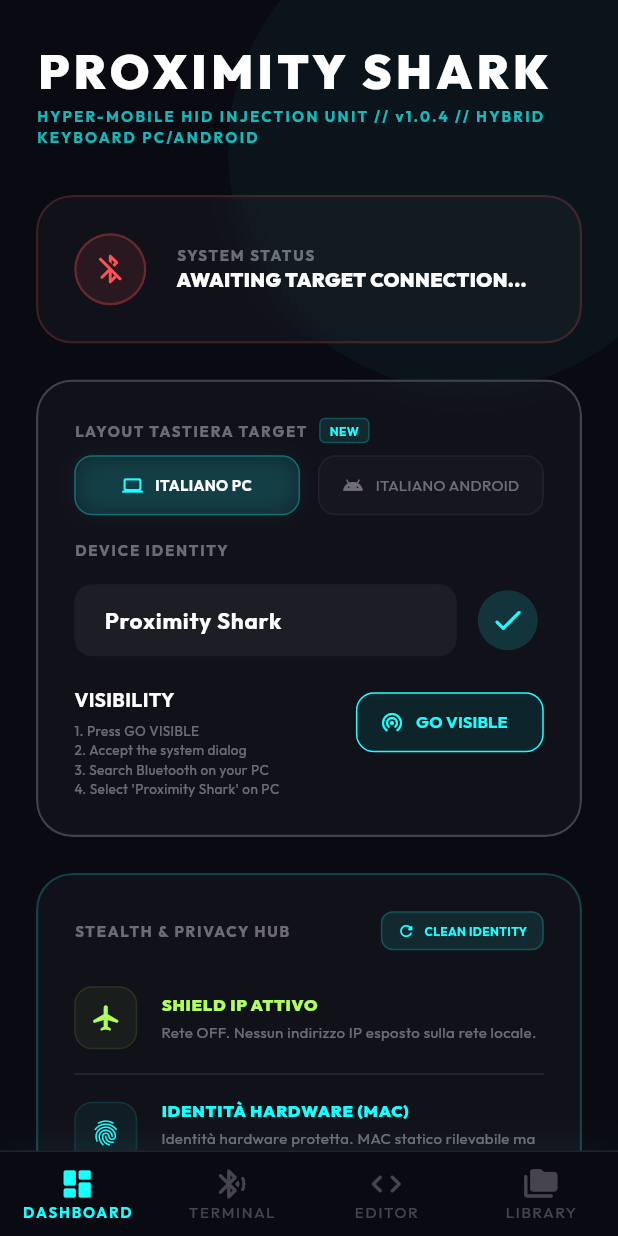
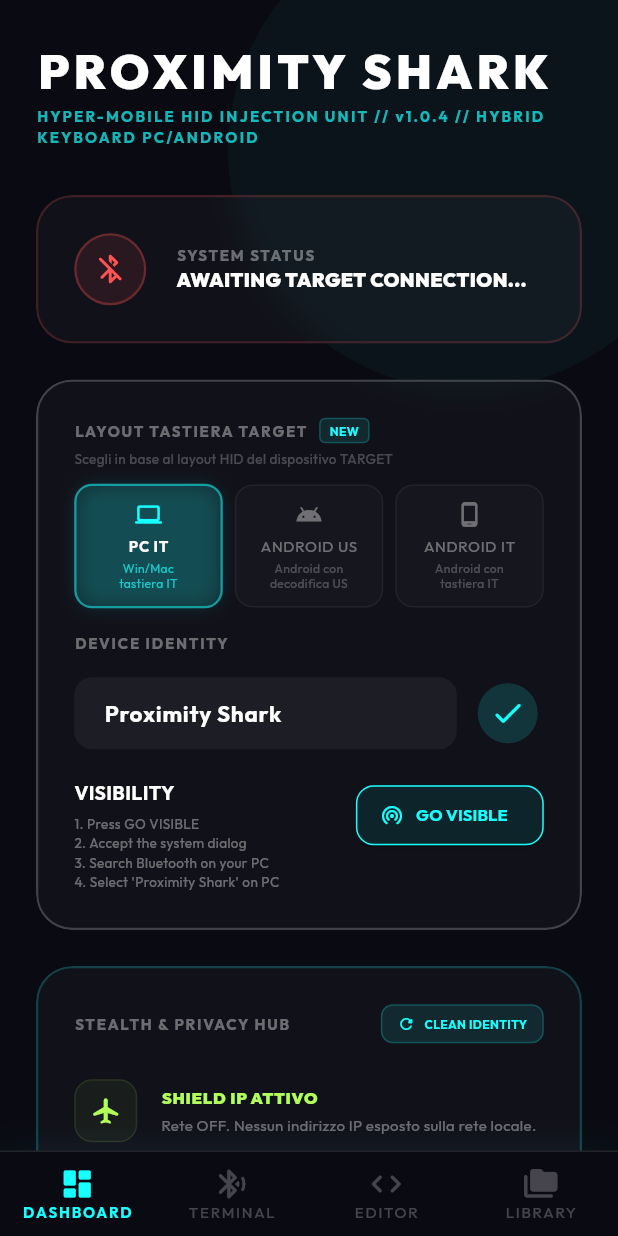
Before and after one commit to morterix01/Proximity-Shark, a Flutter app: the screen it shows after launch, on a phone screen of 412 x 824 dp. Run offline on Flutter 3.47's test engine with Material 3 defaults, Android fonts, the phone set to English and light mode, and no system bars; drawn by our look-alikes of flutter_animate; our stand-ins replace file_picker, google_fonts, permission_handler, shared_preferences; statements that could not run were skipped.

Commit message:
Fix: implement improved keyboard layout handling for Android (adds Android US and Android IT options)

```diff
--- a/lib/ducky_parser_it.dart
+++ b/lib/ducky_parser_it.dart
@@ -61,23 +61,62 @@ class DuckyParserIt {
   };
 
   // --- Android/Mobile Layout Map ---
-  // Many Android targets use AltGr+Q for @, AltGr+3 for #, etc.
+  // Many Android targets default strictly to US QWERTY layout when a BT HID connects.
+  // To type Italian payloads correctly, we send the US keycodes for the requested characters.
   static final Map<String, List<int>> _androidKeyMap = {
-    ..._pcKeyMap, // Inheritance-style base
-    '@': [MOD_RALT, 0x14], // AltGr + q
-    '#': [MOD_RALT, 0x20], // AltGr + 3
-    '[': [MOD_RALT, 0x25], // AltGr + 8
-    ']': [MOD_RALT, 0x26], // AltGr + 9
-    '{': [MOD_RALT | MOD_LSHIFT, 0x25], // AltGr + Shift + 8
-    '}': [MOD_RALT | MOD_LSHIFT, 0x26], // AltGr + Shift + 9
-    '~': [MOD_RALT, 0x11], // AltGr + n (sometimes)
-    '\\': [MOD_RALT, 0x35], // Sometimes required on mobile
+    // Letters
+    'a': [MOD_NONE, 0x04], 'b': [MOD_NONE, 0x05], 'c': [MOD_NONE, 0x06], 'd': [MOD_NONE, 0x07],
+    'e': [MOD_NONE, 0x08], 'f': [MOD_NONE, 0x09], 'g': [MOD_NONE, 0x0A], 'h': [MOD_NONE, 0x0B],
+    'i': [MOD_NONE, 0x0C], 'j': [MOD_NONE, 0x0D], 'k': [MOD_NONE, 0x0E], 'l': [MOD_NONE, 0x0F],
+    'm': [MOD_NONE, 0x10], 'n': [MOD_NONE, 0x11], 'o': [MOD_NONE, 0x12], 'p': [MOD_NONE, 0x13],
+    'q': [MOD_NONE, 0x14], 'r': [MOD_NONE, 0x15], 's': [MOD_NONE, 0x16], 't': [MOD_NONE, 0x17],
+    'u': [MOD_NONE, 0x18], 'v': [MOD_NONE, 0x19], 'w': [MOD_NONE, 0x1A], 'x': [MOD_NONE, 0x1B],
+    'y': [MOD_NONE, 0x1C], 'z': [MOD_NONE, 0x1D],
+
+    'A': [MOD_LSHIFT, 0x04], 'B': [MOD_LSHIFT, 0x05], 'C': [MOD_LSHIFT, 0x06], 'D': [MOD_LSHIFT, 0x07],
+    'E': [MOD_LSHIFT, 0x08], 'F': [MOD_LSHIFT, 0x09], 'G': [MOD_LSHIFT, 0x0A], 'H': [MOD_LSHIFT, 0x0B],
+    'I': [MOD_LSHIFT, 0x0C], 'J': [MOD_LSHIFT, 0x0D], 'K': [MOD_LSHIFT, 0x0E], 'L': [MOD_LSHIFT, 0x0F],
+    'M': [MOD_LSHIFT, 0x10], 'N': [MOD_LSHIFT, 0x11], 'O': [MOD_LSHIFT, 0x12], 'P': [MOD_LSHIFT, 0x13],
+    'Q': [MOD_LSHIFT, 0x14], 'R': [MOD_LSHIFT, 0x15], 'S': [MOD_LSHIFT, 0x16], 'T': [MOD_LSHIFT, 0x17],
+    'U': [MOD_LSHIFT, 0x18], 'V': [MOD_LSHIFT, 0x19], 'W': [MOD_LSHIFT, 0x1A], 'X': [MOD_LSHIFT, 0x1B],
+    'Y': [MOD_LSHIFT, 0x1C], 'Z': [MOD_LSHIFT, 0x1D],
+
+    '1': [MOD_NONE, 0x1E], '2': [MOD_NONE, 0x1F], '3': [MOD_NONE, 0x20], '4': [MOD_NONE, 0x21],
+    '5': [MOD_NONE, 0x22], '6': [MOD_NONE, 0x23], '7': [MOD_NONE, 0x24], '8': [MOD_NONE, 0x25],
+    '9': [MOD_NONE, 0x26], '0': [MOD_NONE, 0x27],
+
+    // Punctuation mapped to US QWERTY equivalents
+    ' ': [MOD_NONE, 0x2C], '\n': [MOD_NONE, 0x28], '\t': [MOD_NONE, 0x2B],
+
+    '!': [MOD_LSHIFT, 0x1E], '"': [MOD_LSHIFT, 0x34], // US: Shift + 1, Shift + '
+    '\$': [MOD_LSHIFT, 0x21], '%': [MOD_LSHIFT, 0x22], // US: Shift + 4, Shift + 5
+    '&': [MOD_LSHIFT, 0x24], '/': [MOD_NONE, 0x38],    // US: Shift + 7, /
+    '(': [MOD_LSHIFT, 0x26], ')': [MOD_LSHIFT, 0x27], // US: Shift + 9, Shift + 0
+    '=': [MOD_NONE, 0x2E], '?': [MOD_LSHIFT, 0x38],   // US: =, Shift + /
+    '^': [MOD_LSHIFT, 0x23], // US: Shift + 6
+
+    '.': [MOD_NONE, 0x37], ',': [MOD_NONE, 0x36],
+    ':': [MOD_LSHIFT, 0x33], ';': [MOD_NONE, 0x33],   // US: Shift + ;, ;
+    '-': [MOD_NONE, 0x2D], '_': [MOD_LSHIFT, 0x2D],   // US: -, Shift + -
+    '+': [MOD_LSHIFT, 0x2E], '*': [MOD_LSHIFT, 0x25],   // US: Shift + =, Shift + 8
+
+    '@': [MOD_LSHIFT, 0x1F], '#': [MOD_LSHIFT, 0x20], // US: Shift + 2, Shift + 3
+    '[': [MOD_NONE, 0x2F], ']': [MOD_NONE, 0x30],     // US: [, ]
+    '{': [MOD_LSHIFT, 0x2F], '}': [MOD_LSHIFT, 0x30], // US: Shift + [, Shift + ]
+    '|': [MOD_LSHIFT, 0x31], '\\': [MOD_NONE, 0x31],  // US: Shift + \, \
+    '<': [MOD_LSHIFT, 0x36], '>': [MOD_LSHIFT, 0x37], // US: Shift + ,, Shift + .
+    '~': [MOD_LSHIFT, 0x35], '`': [MOD_NONE, 0x35],   // US: Shift + `, `
+
+    // Italian accented chars fallback -> base letter keycodes (target likely US QWERTY)
+    '\u00E0': [MOD_NONE, 0x04], '\u00E8': [MOD_NONE, 0x08], '\u00E9': [MOD_NONE, 0x08],
+    '\u00EC': [MOD_NONE, 0x0C], '\u00F2': [MOD_NONE, 0x12], '\u00F9': [MOD_NONE, 0x18],
   };
 
   Map<String, List<int>> get _currentKeyMap {
     switch (_activeLayout) {
-      case KeyboardLayout.android: return _androidKeyMap;
-      case KeyboardLayout.pc: return _pcKeyMap;
+      case KeyboardLayout.android:   return _androidKeyMap;  // target Android con tastiera US
+      case KeyboardLayout.androidIt: return _pcKeyMap;       // target Android con tastiera italiana
+      case KeyboardLayout.pc:        return _pcKeyMap;       // target Windows/Mac con tastiera italiana
     }
   }
 
--- a/lib/enums.dart
+++ b/lib/enums.dart
@@ -1 +1,4 @@
-enum KeyboardLayout { pc, android }
+/// [pc]        → target Windows/Linux/Mac con tastiera italiana
+/// [android]    → target Android con decodifica US QWERTY (default Android)
+/// [androidIt]  → target Android con tastiera italiana impostata (es. samsungs con IT layout)
+enum KeyboardLayout { pc, android, androidIt }
--- a/lib/screens/home_screen.dart
+++ b/lib/screens/home_screen.dart
@@ -540,21 +540,39 @@ class _HomeScreenState extends State<HomeScreen> {
             ),
           ],
         ),
-        const SizedBox(height: 8),
+        const SizedBox(height: 4),
+        const Text(
+          "Scegli in base al layout HID del dispositivo TARGET",
+          style: TextStyle(color: Colors.white24, fontSize: 9),
+        ),
+        const SizedBox(height: 10),
         Row(
           children: [
             _buildLayoutOption(
-              "ITALIANO PC",
+              "PC IT",
+              "Win/Mac\ntastiera IT",
               appState.activeLayout == KeyboardLayout.pc,
               () => appState.updateKeyboardLayout(KeyboardLayout.pc),
               Icons.computer_rounded,
+              Colors.cyanAccent,
             ),
-            const SizedBox(width: 12),
+            const SizedBox(width: 8),
             _buildLayoutOption(
-              "ITALIANO ANDROID",
+              "ANDROID US",
+              "Android con\ndecodifica US",
               appState.activeLayout == KeyboardLayout.android,
               () => appState.updateKeyboardLayout(KeyboardLayout.android),
               Icons.android_rounded,
+              Colors.greenAccent,
+            ),
+            const SizedBox(width: 8),
+            _buildLayoutOption(
+              "ANDROID IT",
+              "Android con\ntastiera IT",
+              appState.activeLayout == KeyboardLayout.androidIt,
+              () => appState.updateKeyboardLayout(KeyboardLayout.androidIt),
+              Icons.phone_android_rounded,
+              Colors.amberAccent,
             ),
           ],
         ),
@@ -562,32 +580,47 @@ class _HomeScreenState extends State<HomeScreen> {
     );
   }
 
-  Widget _buildLayoutOption(String label, bool isSelected, VoidCallback onTap, IconData icon) {
+  Widget _buildLayoutOption(String label, String subtitle, bool isSelected, VoidCallback onTap, IconData icon, Color accentColor) {
     return Expanded(
       child: InkWell(
         onTap: onTap,
         borderRadius: BorderRadius.circular(12),
-        child: Container(
-          padding: const EdgeInsets.symmetric(vertical: 12),
+        child: AnimatedContainer(
+          duration: const Duration(milliseconds: 200),
+          padding: const EdgeInsets.symmetric(vertical: 10, horizontal: 4),
           decoration: BoxDecoration(
-            color: isSelected ? Colors.cyanAccent.withValues(alpha: 0.1) : Colors.white.withValues(alpha: 0.02),
+            color: isSelected ? accentColor.withValues(alpha: 0.12) : Colors.white.withValues(alpha: 0.02),
             borderRadius: BorderRadius.circular(12),
-            border: Border.all(color: isSelected ? Colors.cyanAccent.withValues(alpha: 0.3) : Colors.white.withValues(alpha: 0.05)),
+            border: Border.all(
+              color: isSelected ? accentColor.withValues(alpha: 0.5) : Colors.white.withValues(alpha: 0.05),
+              width: isSelected ? 1.5 : 1,
+            ),
             boxShadow: isSelected ? [
-              BoxShadow(color: Colors.cyanAccent.withValues(alpha: 0.1), blurRadius: 10, spreadRadius: -2)
+              BoxShadow(color: accentColor.withValues(alpha: 0.15), blurRadius: 10, spreadRadius: -2)
             ] : null,
           ),
-          child: Row(
+          child: Column(
             mainAxisAlignment: MainAxisAlignment.center,
             children: [
-              Icon(icon, color: isSelected ? Colors.cyanAccent : Colors.white38, size: 14),
-              const SizedBox(width: 8),
+              Icon(icon, color: isSelected ? accentColor : Colors.white38, size: 18),
+              const SizedBox(height: 5),
               Text(
                 label,
                 style: TextStyle(
                   color: isSelected ? Colors.white : Colors.white38,
                   fontSize: 10,
                   fontWeight: isSelected ? FontWeight.bold : FontWeight.normal,
+                  letterSpacing: 0.5,
+                ),
+              ),
+              const SizedBox(height: 3),
+              Text(
+                subtitle,
+                textAlign: TextAlign.center,
+                style: TextStyle(
+                  color: isSelected ? accentColor.withValues(alpha: 0.7) : Colors.white24,
+                  fontSize: 8,
+                  height: 1.3,
                 ),
               ),
             ],
```
